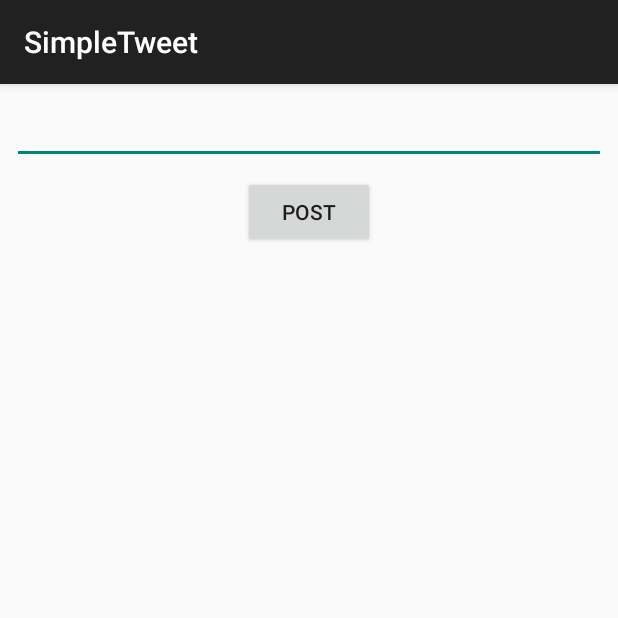
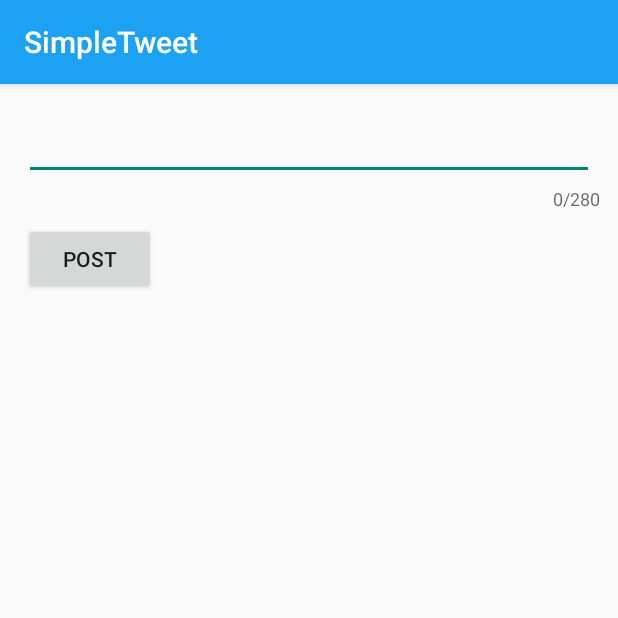
Before and after one commit to spiralcloudah/MySimpleTweets, an Android app: the ComposeActivity screen opened directly, with no data from a screen before it, on a phone screen of 412 x 824 dp, the top half of it. Run offline under Robolectric (Android 15) with nearby library versions, the phone set to English and light mode, and no system bars; our stand-ins replace Room's generated code; libraries missing offline, so code that uses them is left out: com.facebook.stetho, com.loopj.android, cz.msebera.android, org.parceler; 1 statement that could not run was skipped.

Commit message:
Compose/Post a Tweet

```diff
--- a/app/build.gradle
+++ b/app/build.gradle
@@ -48,4 +48,5 @@ dependencies {
     implementation 'com.facebook.stetho:stetho:1.5.0'
     implementation 'com.android.support:recyclerview-v7:28.0.0'
     implementation 'com.android.support:mediarouter-v7:28.0.0'
+    implementation 'com.android.support:design:28.0.0'
 }
--- a/app/src/main/java/com/codepath/apps/restclienttemplate/ComposeActivity.java
+++ b/app/src/main/java/com/codepath/apps/restclienttemplate/ComposeActivity.java
@@ -7,6 +7,8 @@ import com.codepath.apps.restclienttemplate.models.Tweet;
 import com.loopj.android.http.*;
 import cz.msebera.android.httpclient.Header;
 import android.os.Bundle;
+import android.text.Editable;
+import android.text.TextWatcher;
 import android.util.Log;
 import android.view.Menu;
 import android.view.MenuItem;
@@ -72,6 +74,23 @@ public class ComposeActivity extends AppCompatActivity {
                 });
             }
         });
+
+        text.addTextChangedListener(new TextWatcher() {
+            @Override
+            public void beforeTextChanged(CharSequence s, int start, int count, int after) {
+
+            }
+
+            @Override
+            public void onTextChanged(CharSequence s, int start, int before, int count) {
+
+            }
+
+            @Override
+            public void afterTextChanged(Editable s) {
+                int num = s.length();
+            }
+        });
     }
 
     public void onSubmit(View v) {
--- a/app/src/main/java/com/codepath/apps/restclienttemplate/TweetAdapter.java
+++ b/app/src/main/java/com/codepath/apps/restclienttemplate/TweetAdapter.java
@@ -75,4 +75,10 @@ public class TweetAdapter extends RecyclerView.Adapter<TweetAdapter.ViewHolder>
             tvDate = (TextView) itemView.findViewById(R.id.tvDate);
         }
     }
+    // Clean all elements of the recycler
+    public void clear() {
+        mTweets.clear();
+        notifyDataSetChanged();
+    }
+
 }
--- /dev/null
+++ b/app/src/main/res/drawable/ic_vector_home.xml
@@ -0,0 +1,5 @@
+<?xml version="1.0" encoding="utf-8"?>
+<selector xmlns:tools="http://schemas.android.com/tools" xmlns:android="http://schemas.android.com/apk/res/android">
+    <item android:state_selected="true" android:drawable="@drawable/ic_vector_home" tools:ignore="ResourceCycle" />
+    <item android:drawable="@drawable/ic_vector_home" tools:ignore="ResourceCycle" />
+</selector>
--- a/app/src/main/res/layout/activity_compose.xml
+++ b/app/src/main/res/layout/activity_compose.xml
@@ -3,30 +3,46 @@
     xmlns:app="http://schemas.android.com/apk/res-auto"
     xmlns:tools="http://schemas.android.com/tools"
     android:layout_width="match_parent"
-    android:layout_height="match_parent"
+    android:layout_height="wrap_content"
     tools:context=".ComposeActivity">
 
-    <EditText
-        android:id="@+id/tvEditText"
+    <android.support.design.widget.TextInputLayout
         android:layout_width="match_parent"
         android:layout_height="wrap_content"
         android:layout_marginStart="8dp"
         android:layout_marginTop="8dp"
         android:layout_marginEnd="8dp"
-        android:inputType="phone|textEmailAddress|textPersonName|textPassword|date|time|textMultiLine"
-        android:textColorHighlight="#E1BCFF"
+        app:counterEnabled="true"
+        app:counterMaxLength="280"
         app:layout_constraintEnd_toEndOf="parent"
         app:layout_constraintStart_toStartOf="parent"
-        app:layout_constraintTop_toTopOf="parent"></EditText>
+        app:layout_constraintTop_toTopOf="parent">
 
-    <Button
-        android:id="@+id/bPost"
-        android:layout_width="wrap_content"
-        android:layout_height="wrap_content"
-        android:layout_marginTop="8dp"
-        android:text="POST"
-        app:layout_constraintEnd_toEndOf="parent"
-        app:layout_constraintStart_toStartOf="parent"
-        app:layout_constraintTop_toBottomOf="@+id/tvEditText" />
+        <Button
+            android:id="@+id/bPost"
+            android:layout_width="wrap_content"
+            android:layout_height="wrap_content"
+            android:layout_marginLeft="8dp"
+            android:layout_marginTop="8dp"
+            android:layout_marginBottom="8dp"
+            android:text="POST" />
+
+        <EditText
+            android:id="@+id/tvEditText"
+            android:layout_width="match_parent"
+            android:layout_height="wrap_content"
+            android:layout_marginStart="8dp"
+            android:layout_marginTop="8dp"
+            android:layout_marginEnd="8dp"
+            android:inputType="phone|textEmailAddress|textPersonName|textPassword|date|time|textMultiLine"
+            android:textColorHighlight="#E1BCFF"
+            app:layout_constraintBottom_toTopOf="@+id/bPost"
+            app:layout_constraintEnd_toEndOf="parent"
+            app:layout_constraintHorizontal_bias="0.5"
+            app:layout_constraintStart_toStartOf="parent"
+            app:layout_constraintTop_toTopOf="parent"
+            app:layout_constraintVertical_bias="0.0"></EditText>
+
+    </android.support.design.widget.TextInputLayout>
 
 </android.support.constraint.ConstraintLayout>
--- a/app/src/main/res/menu/timeline.xml
+++ b/app/src/main/res/menu/timeline.xml
@@ -5,6 +5,6 @@
     <item
         android:id="@+id/cbTweet"
         android:title="Tweet"
-        tools:icon="@drawable/ic_launcher"
-        app:showAsAction="ifRoom"/>
+        android:icon="@drawable/vector_compose_fab"
+        app:showAsAction="ifRoom" />
 </menu>
--- a/app/src/main/res/values/styles.xml
+++ b/app/src/main/res/values/styles.xml
@@ -11,6 +11,7 @@
     <!-- Application theme. -->
     <style name="AppTheme" parent="AppBaseTheme">
         <!-- All customizations that are NOT specific to a particular API-level can go here. -->
+        <item name="colorPrimary">#ff1da1f2</item>
     </style>
 
 </resources>
```
Also changed, not shown: app/src/main/java/com/codepath/apps/restclienttemplate/TimelineActivity.java (+63 -1 lines), app/src/main/res/drawable-mdpi/vector_compose_fab.xml (added, +7 -0 lines), app/src/main/res/drawable/ic_create.xml (added, +9 -0 lines), app/src/main/res/drawable/ic_search_black_24dp.xml (added, +9 -0 lines), app/src/main/res/layout/activity_timeline.xml (+9 -0 lines), app/src/main/res/values/color.xml (added, +22 -0 lines), app/src/main/res/drawable-mdpi/ic_vector_compose.png (added).
